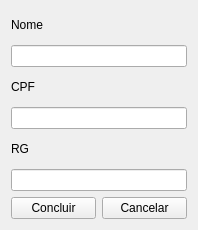
The window that interface/Alterar_inq.ui (adenilsonElias/Gerenciador_Casa_Aluguel) describes before a commit, drawn with Qt 5.
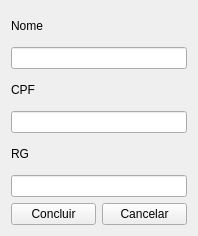
The same window after the commit. Icons and pictures are not drawn.

The edit to the form file:
```diff
--- a/interface/Alterar_inq.ui
+++ b/interface/Alterar_inq.ui
@@ -7,13 +7,13 @@
     <x>0</x>
     <y>0</y>
     <width>198</width>
-    <height>230</height>
+    <height>236</height>
    </rect>
   </property>
   <property name="minimumSize">
    <size>
     <width>198</width>
-    <height>230</height>
+    <height>236</height>
    </size>
   </property>
   <property name="maximumSize">
@@ -25,7 +25,11 @@
   <property name="windowTitle">
    <string>Form</string>
   </property>
-  <layout class="QHBoxLayout" name="horizontalLayout_2">
+  <property name="windowIcon">
+   <iconset>
+    <normaloff>../../../../../../../../../home/adenilson/IconeSGC.png</normaloff>../../../../../../../../../home/adenilson/IconeSGC.png</iconset>
+  </property>
+  <layout class="QVBoxLayout" name="verticalLayout_2">
    <item>
     <layout class="QVBoxLayout" name="verticalLayout">
      <item>
```
Left out of the diff: 2 changed lines with no effect on the pictures.
